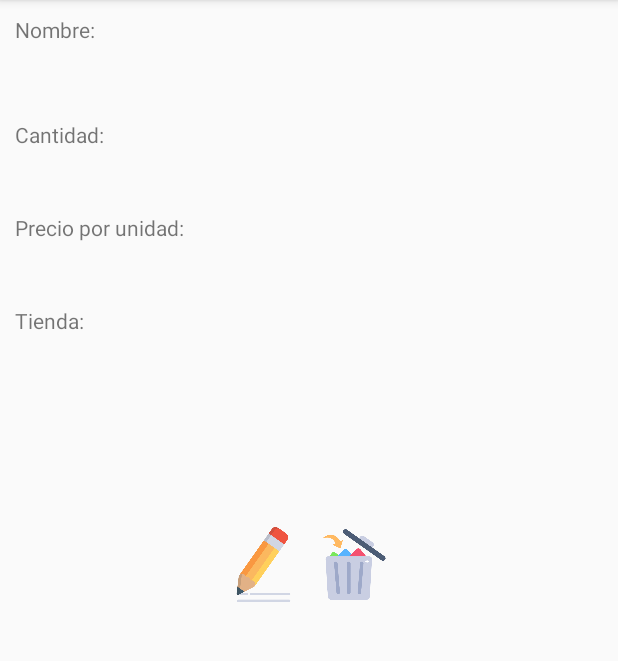
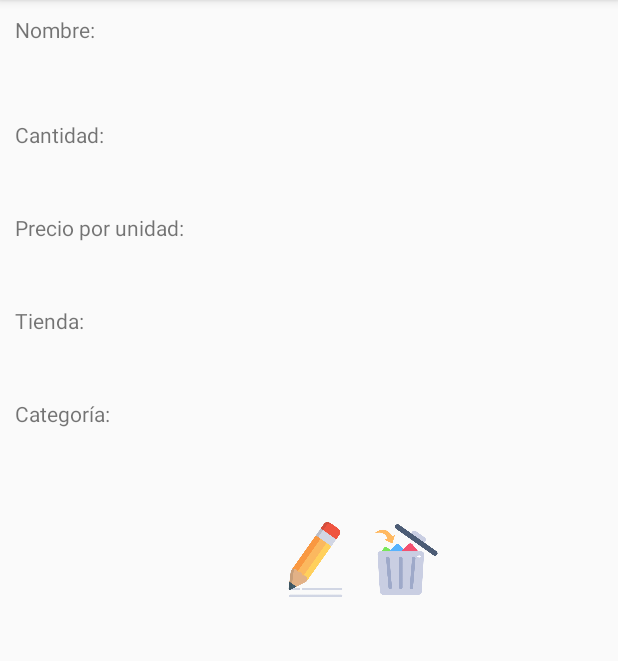
Before and after one commit to isagonrod/inventario, an Android app: the VerProductoActivity screen opened directly, with no data from a screen before it, on a phone screen of 412 x 824 dp, the part 84-745 px from its top. Run offline under Robolectric (Android 15) with nearby library versions, the phone set to English and light mode, and no system bars; 1 statement that could not run was skipped.

Commit message:
[#8] - Eliminados botones de pantalla principal. - Creación de bucle para que se creen botones a partir del contenido de la tabla Categoria. - Añadido atributo categoria a producto. - Añadido AlertDialog para, al pulsar un botón en la pantalla principal, se creen categorías nuevas. - TODO: NO FUNCIONA.

```diff
--- a/app/src/main/java/isamix/inventario/VerProductoActivity.java
+++ b/app/src/main/java/isamix/inventario/VerProductoActivity.java
@@ -26,7 +26,7 @@ public class VerProductoActivity extends AppCompatActivity {
         txtNombre = findViewById(R.id.txtNombre);
         txtCantidad = findViewById(R.id.txtCantidad);
         txtPrecio = findViewById(R.id.txtPrecio);
-        txtTienda = findViewById(R.id.spinnerTienda);
+        txtTienda = findViewById(R.id.txtTienda);
 
         btnGuardar = findViewById(R.id.btnGuardar);
         btnGuardar.setVisibility(View.INVISIBLE);
--- a/app/src/main/java/isamix/inventario/db/DbHelper.java
+++ b/app/src/main/java/isamix/inventario/db/DbHelper.java
@@ -7,10 +7,11 @@ import android.support.annotation.Nullable;
 
 public class DbHelper extends SQLiteOpenHelper {
 
-    private static final int DATABASE_VERSION = 2;
+    private static final int DATABASE_VERSION = 3;
     private static final String DATABASE_NAME = "inventario.db";
     public static final String TABLE_PRODUCTO = "t_producto";
     public static final String TABLE_TIENDA = "t_tienda";
+    public static final String TABLE_CATEGORIA = "t_categoria";
 
     public DbHelper(@Nullable Context context) {
         super(context, DATABASE_NAME, null, DATABASE_VERSION);
@@ -23,14 +24,21 @@ public class DbHelper extends SQLiteOpenHelper {
                 "id INTEGER PRIMARY KEY AUTOINCREMENT, " +
                 "nombre TEXT NOT NULL)");
 
+        db.execSQL("CREATE TABLE " + TABLE_CATEGORIA + "(" +
+                "id INTEGER PRIMARY KEY AUTOINCREMENT, " +
+                "nombre TEXT NOT NULL, " +
+                "icono TEXT)");
+
         db.execSQL("CREATE TABLE " + TABLE_PRODUCTO + "(" +
                 "id INTEGER PRIMARY KEY AUTOINCREMENT, " +
                 "nombre TEXT NOT NULL, " +
                 "cantidad TEXT NOT NULL, " +
                 "precio TEXT, " +
                 "tienda INTEGER, " +
+                "categoria INTEGER, " +
                 "paraComprar INTEGER," +
-                "FOREIGN KEY(tienda) REFERENCES "+ TABLE_TIENDA +"(id)" +
+                "FOREIGN KEY(tienda) REFERENCES "+ TABLE_TIENDA +"(id), " +
+                "FOREIGN KEY(categoria) REFERENCES " + TABLE_CATEGORIA + "(id)" +
                 ")");
     }
 
@@ -38,6 +46,7 @@ public class DbHelper extends SQLiteOpenHelper {
     public void onUpgrade(SQLiteDatabase db, int oldVersion, int newVersion) {
         db.execSQL("DROP TABLE IF EXISTS " + TABLE_PRODUCTO);
         db.execSQL("DROP TABLE IF EXISTS " + TABLE_TIENDA);
+        db.execSQL("DROP TABLE IF EXISTS " + TABLE_CATEGORIA);
         onCreate(db);
     }
 }
--- a/app/src/main/res/layout/activity_ver_producto.xml
+++ b/app/src/main/res/layout/activity_ver_producto.xml
@@ -57,47 +57,63 @@
         android:text="@string/hint_tienda" />
 
     <TextView
-        android:id="@+id/spinnerTienda"
+        android:id="@+id/txtTienda"
         android:layout_width="match_parent"
         android:layout_height="wrap_content"
         android:textColor="@color/black"
         android:textSize="24sp"
         android:layout_marginBottom="10dp" />
 
-    <Button
-        android:id="@+id/btnGuardar"
-        android:layout_width="50dp"
-        android:layout_height="50dp"
-        android:layout_gravity="center"
-        android:layout_margin="10dp"
-        android:background="@drawable/save" />
+    <TextView
+        android:id="@+id/viewCategoria"
+        android:layout_width="match_parent"
+        android:layout_height="wrap_content"
+        android:text="@string/hint_categoria" />
 
-    <GridLayout
+    <TextView
+        android:id="@+id/txtCategoria"
+        android:layout_width="match_parent"
+        android:layout_height="wrap_content"
+        android:textColor="@color/black"
+        android:textSize="24sp"
+        android:layout_marginBottom="10dp" />
+
+    <LinearLayout
         android:layout_width="match_parent"
         android:layout_height="wrap_content"
         android:layout_margin="10dp"
-        android:columnCount="4">
+        android:gravity="center"
+        android:columnCount="3">
+
+        <Button
+            android:id="@+id/btnGuardar"
+            android:layout_width="50dp"
+            android:layout_height="50dp"
+            android:layout_margin="10dp"
+            android:background="@drawable/save"
+            android:layout_gravity="center"
+            tools:ignore="SpeakableTextPresentCheck"/>
 
         <Button
             android:id="@+id/fabEditar"
             android:layout_width="50dp"
             android:layout_height="50dp"
-            android:layout_columnWeight="2"
-            android:layout_gravity="right"
             android:layout_margin="5dp"
             android:background="@drawable/edit"
-            android:clickable="true" />
+            android:layout_gravity="center"
+            android:clickable="true"
+            tools:ignore="SpeakableTextPresentCheck"/>
 
         <Button
             android:id="@+id/fabEliminar"
             android:layout_width="50dp"
             android:layout_height="50dp"
-            android:layout_columnWeight="2"
-            android:layout_gravity="left"
             android:layout_margin="5dp"
             android:background="@drawable/delete"
-            android:clickable="true" />
+            android:layout_gravity="center"
+            android:clickable="true"
+            tools:ignore="SpeakableTextPresentCheck"/>
 
-    </GridLayout>
+    </LinearLayout>
 
 </LinearLayout>
--- a/app/src/main/res/values/strings.xml
+++ b/app/src/main/res/values/strings.xml
@@ -6,6 +6,7 @@
     <string name="hint_precio">Precio por unidad:</string>
     <string name="hint_precio_lista">Precio/unidad:</string>
     <string name="hint_tienda">Tienda:</string>
+    <string name="hint_categoria">Categoría:</string>
     <string name="hint_imagen">URL de la imagen:</string>
     <string name="btn_guardar">Guardar producto</string>
     <string name="menu_lista_compra">Lista de la compra</string>
@@ -17,4 +18,6 @@
     <string name="separator">|</string>
     <string name="hint_para_comprar">¿Es para comprar?</string>
     <string name="terminar_compra">Terminar compra</string>
+    <string name="btn_nueva_categoria">Crear nueva categoría</string>
+    <string name="url_icono">URL del Icono:</string>
 </resources>
```
Also changed, not shown: app/src/main/java/isamix/inventario/ListaProductoActivity.java (+7 -1 lines), app/src/main/java/isamix/inventario/MainActivity.java (+58 -18 lines), app/src/main/java/isamix/inventario/db/DbCategoria.java (added, +113 -0 lines), app/src/main/java/isamix/inventario/db/DbProductos.java (+30 -2 lines), app/src/main/java/isamix/inventario/entity/Categoria.java (added, +36 -0 lines), app/src/main/java/isamix/inventario/entity/Producto.java (+11 -0 lines), app/src/main/res/layout/activity_main.xml (+55 -40 lines), app/src/main/res/layout/activity_nuevo_producto.xml (+18 -0 lines), app/src/main/res/layout/custom_categoria_alert.xml (added, +14 -0 lines), app/src/main/res/layout/lista_item_categoria.xml (added, +17 -0 lines).
